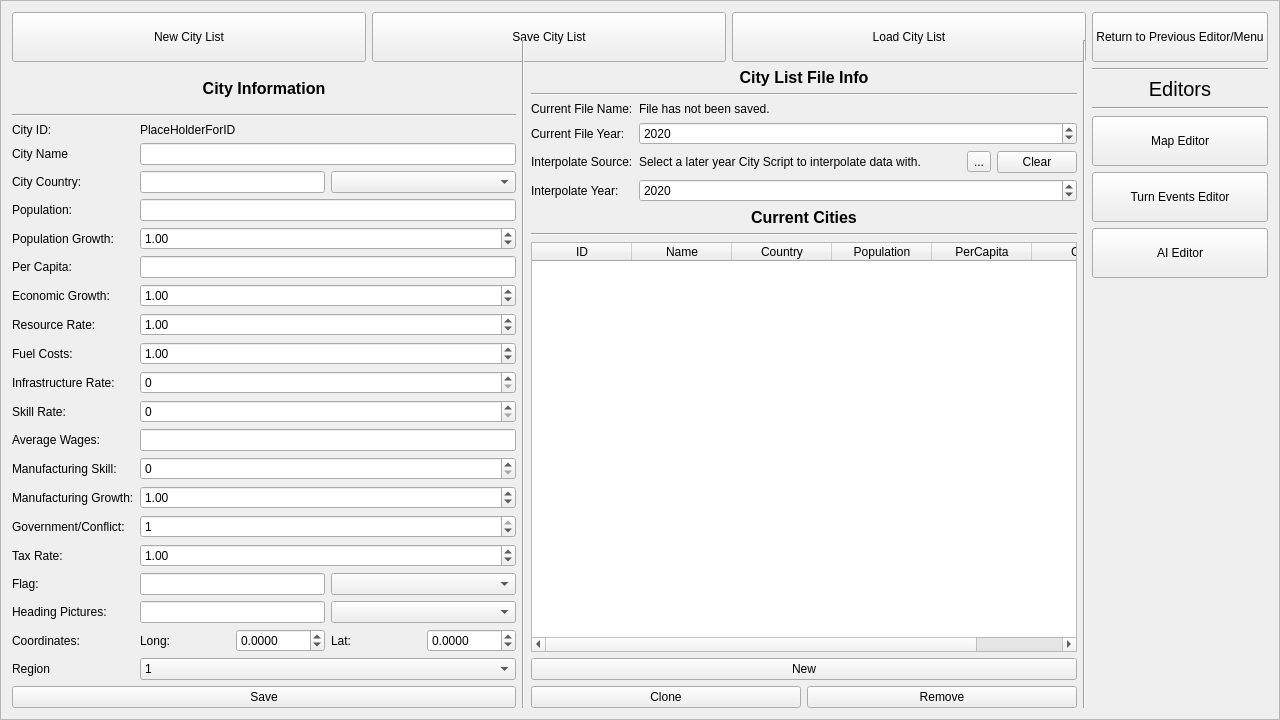
The window that CityEditor.ui (gearcity/GearCity_ModTools) describes before a commit, drawn with Qt 5.
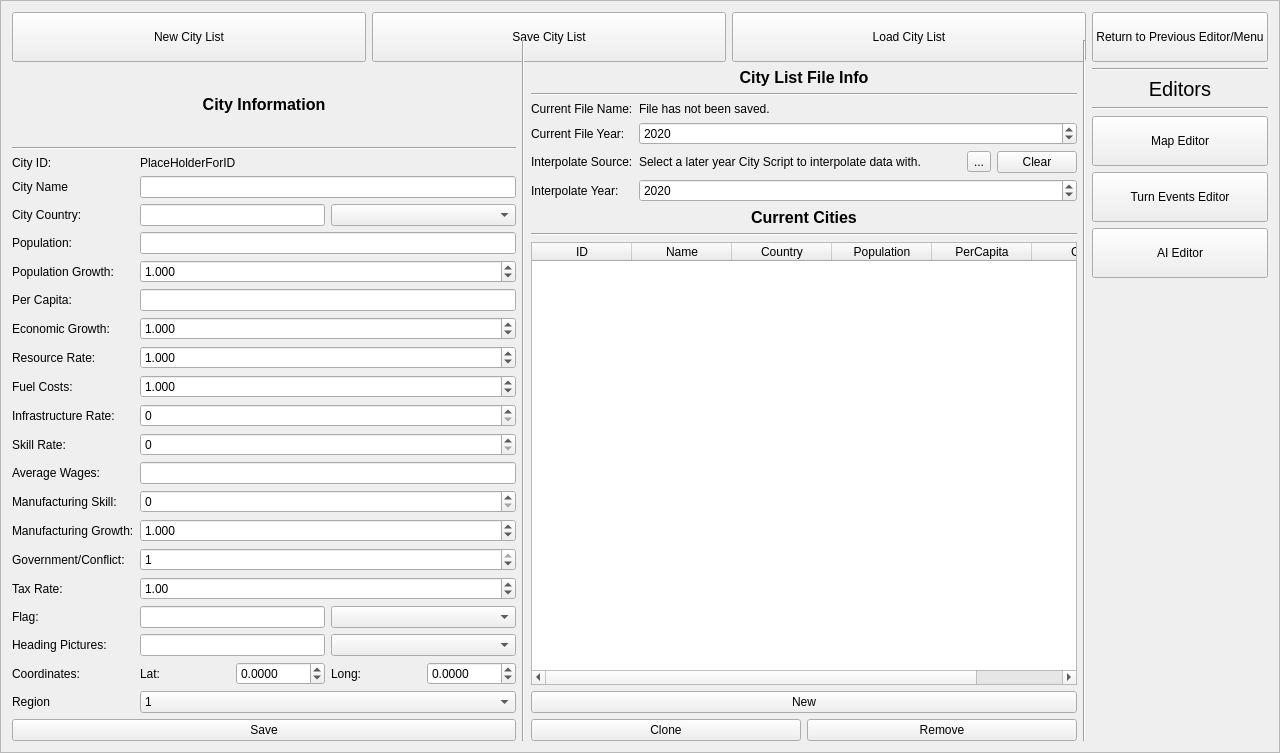
The same window after the commit. Icons and pictures are not drawn.

Patch:
```diff
--- a/CityEditor.ui
+++ b/CityEditor.ui
@@ -7,7 +7,7 @@
     <x>0</x>
     <y>0</y>
     <width>1280</width>
-    <height>720</height>
+    <height>753</height>
    </rect>
   </property>
   <property name="sizePolicy">
@@ -308,6 +308,9 @@
        </item>
        <item row="6" column="1">
         <widget class="QDoubleSpinBox" name="SpinBox_CE_PopulationGrowth">
+         <property name="decimals">
+          <number>3</number>
+         </property>
          <property name="minimum">
           <double>0.010000000000000</double>
          </property>
@@ -338,6 +341,9 @@
        </item>
        <item row="8" column="1">
         <widget class="QDoubleSpinBox" name="SpinBox_CE_EcoGrowth">
+         <property name="decimals">
+          <number>3</number>
+         </property>
          <property name="minimum">
           <double>0.010000000000000</double>
          </property>
@@ -358,6 +364,9 @@
        </item>
        <item row="9" column="1">
         <widget class="QDoubleSpinBox" name="SpinBox_CE_ResourceRates">
+         <property name="decimals">
+          <number>3</number>
+         </property>
          <property name="minimum">
           <double>0.010000000000000</double>
          </property>
@@ -378,6 +387,9 @@
        </item>
        <item row="10" column="1">
         <widget class="QDoubleSpinBox" name="SpinBox_CE_FuelCosts">
+         <property name="decimals">
+          <number>3</number>
+         </property>
          <property name="minimum">
           <double>0.100000000000000</double>
          </property>
@@ -450,6 +462,9 @@
        </item>
        <item row="15" column="1">
         <widget class="QDoubleSpinBox" name="SpinBox_CE_ManuGrowth">
+         <property name="decimals">
+          <number>3</number>
+         </property>
          <property name="minimum">
           <double>0.010000000000000</double>
          </property>
@@ -524,29 +539,6 @@
        </item>
        <item row="20" column="1">
         <layout class="QHBoxLayout" name="horizontalLayout_3">
-         <item>
-          <widget class="QLabel" name="label_24">
-           <property name="text">
-            <string>Long:</string>
-           </property>
-          </widget>
-         </item>
-         <item>
-          <widget class="QDoubleSpinBox" name="SpinBox_CE_CordsLong">
-           <property name="decimals">
-            <number>4</number>
-           </property>
-           <property name="minimum">
-            <double>-180.000000000000000</double>
-           </property>
-           <property name="maximum">
-            <double>180.000000000000000</double>
-           </property>
-           <property name="singleStep">
-            <double>0.050000000000000</double>
-           </property>
-          </widget>
-         </item>
          <item>
           <widget class="QLabel" name="label_25">
            <property name="text">
@@ -570,6 +562,29 @@
            </property>
           </widget>
          </item>
+         <item>
+          <widget class="QLabel" name="label_24">
+           <property name="text">
+            <string>Long:</string>
+           </property>
+          </widget>
+         </item>
+         <item>
+          <widget class="QDoubleSpinBox" name="SpinBox_CE_CordsLong">
+           <property name="decimals">
+            <number>4</number>
+           </property>
+           <property name="minimum">
+            <double>-180.000000000000000</double>
+           </property>
+           <property name="maximum">
+            <double>180.000000000000000</double>
+           </property>
+           <property name="singleStep">
+            <double>0.050000000000000</double>
+           </property>
+          </widget>
+         </item>
         </layout>
        </item>
        <item row="21" column="0">
```
Left out of the diff: 3 changed lines with no effect on the pictures.
